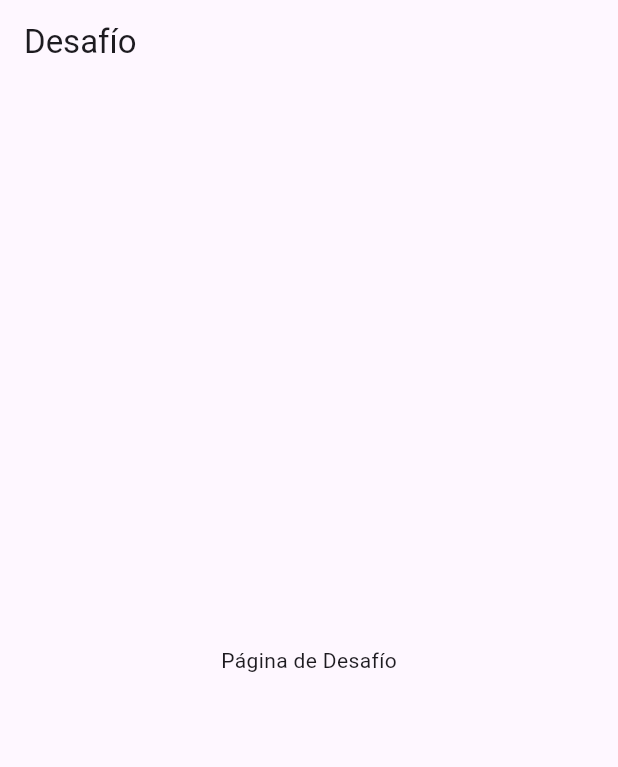
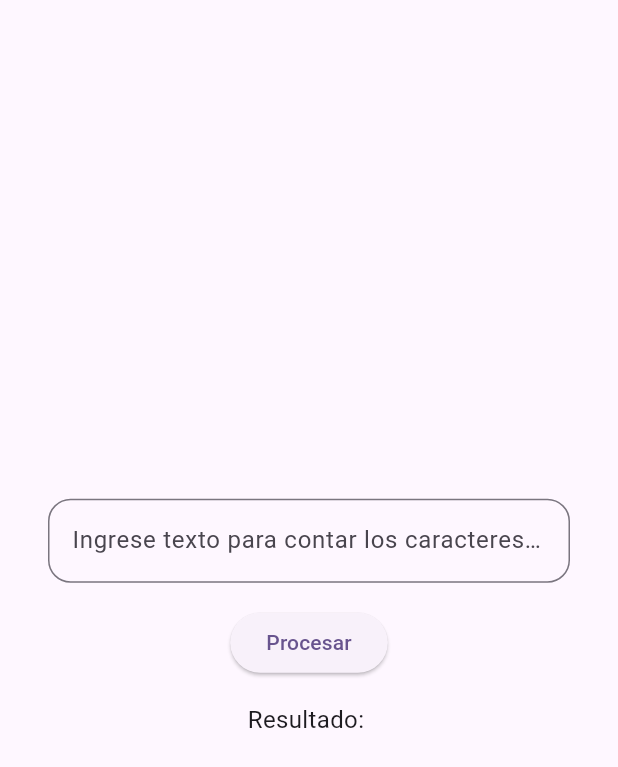
Before and after one commit to PlopHat/Desafio-taller-compu-movil, a Flutter app: the screen it shows after launch, on a phone screen of 412 x 824 dp. Shown: the top 767 px of the screen. Run offline on Flutter 3.47's test engine with Material 3 defaults, Android fonts, the phone set to English and light mode, and no system bars; our stand-ins replace logger.

Commit message:
Update desafio.dart
Se implementó el desafío taller, falta limpiar los loggers

Co-Authored-By: Diegonho <131463768+Diegonho@users.noreply.github.com>
Co-Authored-By: José Donoso <67485758+JoseDonosoValds@users.noreply.github.com>

```diff
--- a/lib/screens/desafio.dart
+++ b/lib/screens/desafio.dart
@@ -1,15 +1,93 @@
 import 'package:flutter/material.dart';
+import 'package:logger/logger.dart';
 
-class PaginaDesafio extends StatelessWidget {
+class PaginaDesafio extends StatefulWidget {
+  @override
+  _PaginaDesafioState createState() => _PaginaDesafioState();
+}
+
+class _PaginaDesafioState extends State<PaginaDesafio> {
+  late TextEditingController _controladorTexto; // Declaramos sin inicializar
+
+  static final Logger _logger = Logger(); // Instancia de Logger
+  String _resultado = ''; // Variable que almacena el resultado
+
+  @override
+  void initState() {
+    super.initState();
+    // Inicializamos el controlador en initState
+    _controladorTexto = TextEditingController();
+    _logger.i("Página Desafío inicializada");
+  }
+
+  // Método que procesa el texto ingresado
+  void _procesarTexto() {
+    _logger.i('Usuario presionó el botón Procesar');
+    String entrada = _controladorTexto.text.toLowerCase(); // evita discriminar entre mayúsculas y minúsculas (todas minúsculas)
+    List<String> listaResultados = []; // Lista que almacenará cada letra y su conteo en formato "[letra][cantidad]"
+
+    // Creamos una lista de 26 elementos, inicializados en 0, que corresponden a las letras a-z sin contar la ñ
+    List<int> contadorLetras = List<int>.filled(26, 0);
+
+    // Incrementa el contador de la letra en su índice correspondiente
+    for (var caracter in entrada.runes) { // Lo buscamos en google xd, pero al parecer itera los datos de las letras en unicode
+      String letra = String.fromCharCode(caracter);
+      if (letra.contains(RegExp(r'[a-z]'))) {
+        int index = letra.codeUnitAt(0) - 'a'.codeUnitAt(0); // Calcula el índice de la letra en la lista
+        contadorLetras[index]++;
+      }
+    }
+
+    // Convertimos el conteo al formato [letra][cantidad]
+    for (int i = 0; i < 26; i++) {
+      if (contadorLetras[i] > 0) {
+        _logger.i(contadorLetras[i]); // está contando las letras correctamente?
+        String letra = String.fromCharCode(i + 'a'.codeUnitAt(0));
+        listaResultados.add('$letra${contadorLetras[i]}');
+      }
+    }
+
+    setState(() {
+      _resultado = listaResultados.join(''); // Une los elementos de la lista en una cadena
+    });
+  }
+
   @override
   Widget build(BuildContext context) {
     return Scaffold(
-      appBar: AppBar(
-        title: Text('Desafío'),
-      ),
-      body: Center(
-        child: Text('Página de Desafío'),
+      body: Padding(
+        padding: const EdgeInsets.all(32.0), //para que no se pegue en los bordes de la pantalla
+        child: Column(
+          mainAxisAlignment: MainAxisAlignment.center, // Centra los elementos
+          children: [
+            TextField(
+              controller: _controladorTexto, // asignamos el controlador de texto para poder procesarlo
+              decoration: const InputDecoration(
+                labelText: 'Ingrese texto para contar los caracteres de a-z',
+                border: OutlineInputBorder(borderRadius: BorderRadius.all(Radius.circular(15.0))), // pa que se vea bonito y redondito
+              ),
+            ),
+            const SizedBox(height: 16.0),
+            ElevatedButton( // botón para procesar el texto
+              onPressed: _procesarTexto,
+              child: const Text('Procesar'),
+            ),
+            const SizedBox(height: 16.0),
+            Text(
+              'Resultado: $_resultado',
+              style: const TextStyle(fontSize: 16),
+            ),
+          ],
+        ),
       ),
     );
   }
+
+  // Evita memory leaks dentro de los widgets dinámicos
+  @override
+  void dispose() {
+    _logger.i("Página Desafío liberada");
+    _controladorTexto.dispose(); // Liberamos el controlador de texto
+    super.dispose();
+  }
 }
```
